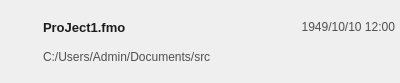
Old version of the form IDE/Widget/Widget_Button_ListItem.ui in the repository chineselixi/FireMonkeyStudio.
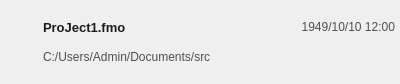
New version of the form. Icons and pictures are not drawn.

Diff of the .ui file:
```diff
--- a/IDE/Widget/Widget_Button_ListItem.ui
+++ b/IDE/Widget/Widget_Button_ListItem.ui
@@ -7,7 +7,7 @@
     <x>0</x>
     <y>0</y>
     <width>400</width>
-    <height>83</height>
+    <height>84</height>
    </rect>
   </property>
   <property name="windowTitle">
```
